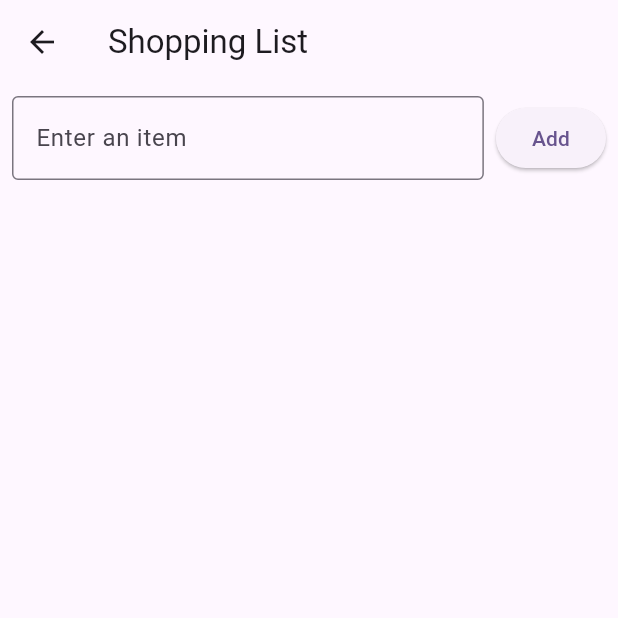
After one commit to hxshan/see_for_me, a Flutter app: the screen it shows after launch, after a tap on "Open Shopping List", on a phone screen of 412 x 824 dp, the top half of it. The commit adds this screen. Run offline on Flutter 3.47's test engine with Material 3 defaults, Android fonts, the light colour scheme and no system bars; our stand-ins replace flutter_tts, shared_preferences, speech_to_text.

Commit message:
Commit message ekak hitaganna ba

```diff
--- a/lib/screens/home_page.dart
+++ b/lib/screens/home_page.dart
@@ -3,6 +3,10 @@ import 'package:flutter/widgets.dart';
 import 'package:flutter_tts/flutter_tts.dart';
 import 'package:speech_to_text/speech_to_text.dart';
 import 'package:speech_to_text/speech_recognition_result.dart';
+
+
+import 'shoppingList.dart';
+import 'package:see_for_me/screens/shoppingListPage.dart';
 
 class HomePage extends StatefulWidget {
   const HomePage({super.key});
@@ -17,6 +21,9 @@ class _HomePageState extends State<HomePage> {
 
   bool _speechEnabled = false;
   String wordsSpoken = "";
+
+  final ShoppingList _shoppingList = ShoppingList();
+  bool _creatingNewList = false;
 
   @override
   void initState() {
@@ -46,10 +53,105 @@ class _HomePageState extends State<HomePage> {
     // } else {
     //   response = "${result.recognizedWords}";
     // }
+
     setState(() {
       //wordsSpoken = response;
       wordsSpoken = "${result.recognizedWords}";
     });
+
+    result = result.recognizedWords.toLowerCase();
+    if (result == 'create new list') {
+      _startNewList();
+    } else if (_creatingNewList) {
+      if (result == 'finish list') {
+        _finishNewList();
+      } else {
+        _addItemToList(result);
+      }
+    } else if (result == "read list"){
+      _readList();
+    } else if (result == 'read next item') {
+      _readNextItem();
+    } else if(result == "delete list") {
+      _deleteList();
+    }else {
+      speak("Command not found");
+    }
+
+
+
+
+  }
+
+  void _startNewList() {
+    print("Inside start new list");
+    speak("Starting a new list. Please say items to add. Say 'finish list' when done.");
+    setState(() {
+      _creatingNewList = true;
+      // _shoppingList.clearList();
+    });
+
+  }
+
+  void _addItemToList(String item) {
+    _shoppingList.addItem(item);
+    speak("Added $item to the list.");
+  }
+
+  void _finishNewList() {
+    speak("List creation finished. Your list has ${_shoppingList.items.length} items.");
+    setState(() {
+      _creatingNewList = false;
+    });
+  }
+
+  Future<void> _readList() async {
+     if (_shoppingList.items.isEmpty) {
+      await speak("Your shopping list is empty.");
+      return;
+    }
+
+    await speak("Here are all the items in your shopping list:");
+
+    for (int i = 0; i < _shoppingList.items.length; i++) {
+      String item = _shoppingList.items[i];
+      await speak("Item ${i + 1}: $item");
+
+      // Add a short pause between items for better comprehension
+      await Future.delayed(Duration(milliseconds: 1500));
+    }
+
+    await speak("That's all the items in your list.");
+  }
+
+  Future<void> _readNextItem() async {
+    String? nextItem = _shoppingList.getNextUnreadItem();
+    if (nextItem != null) {
+      print("Item =");
+      print(nextItem);
+      await speak("Next item: $nextItem.");
+      // Wait for user confirmation (you might want to add a button for this)
+      _shoppingList.markItemAsRead(nextItem);
+    } else {
+      await speak("You've found all items on your list!");
+      _shoppingList.resetReadItems();
+    }
+  }
+
+  Future<void> _deleteList() async {
+    if (_shoppingList.items.isEmpty) {
+      await speak("Your shopping list is already empty.");
+      return;
+    }
+
+    int itemCount = _shoppingList.items.length;
+    _shoppingList.clearList();
+
+    setState(() {
+      // This will trigger a rebuild of the UI if you're displaying the list
+    });
+
+    await speak("All $itemCount items have been deleted from your shopping list.");
   }
 
   void _onSpeechResult(result) {
@@ -94,6 +196,27 @@ class _HomePageState extends State<HomePage> {
                     : _startListening,
               ),
             ),
+
+            SizedBox(height: 20),
+            ElevatedButton(
+              onPressed: () {
+                Navigator.push(
+                  context,
+                  MaterialPageRoute(builder: (context) => ShoppingListPage()),
+                );
+              },
+              child: Text('Open Shopping List'),
+            ),
+            const SizedBox(height: 20),
+            Text(
+              _creatingNewList ? "Creating new list..." : "Not creating list",
+              style: TextStyle(fontSize: 18),
+            ),
+            const SizedBox(height: 40),
+            ElevatedButton(
+              onPressed: _readNextItem,
+              child: const Text("Read the item list")
+            )
           ],
         ),
       ),
--- /dev/null
+++ b/lib/screens/shoppingList.dart
@@ -0,0 +1,110 @@
+// import 'package:shared_preferences/shared_preferences.dart';
+// import 'dart:convert';
+
+// class ShoppingList {
+//   List<String> _items = [];
+
+//   ShoppingList() {
+//     _loadList();
+//   }
+
+//   List<String> get items => _items;
+
+//   void addItem(String item) {
+//     _items.add(item);
+//     _saveList();
+//   }
+
+//   void removeItem(String item) {
+//     _items.remove(item);
+//     _saveList();
+//   }
+
+//   String readList() {
+//     if (_items.isEmpty) {
+//       return 'Your shopping list is empty';
+//     } else {
+//       return 'Your shopping list: ${_items.join(', ')}';
+//     }
+//   }
+
+//   Future<void> _saveList() async {
+//     final prefs = await SharedPreferences.getInstance();
+//     final String encodedList = json.encode(_items);
+//     await prefs.setString('shopping_list', encodedList);
+//   }
+
+//   Future<void> loadList() async {  // Changed from _loadList to loadList
+//     final prefs = await SharedPreferences.getInstance();
+//     final String? encodedList = prefs.getString('shopping_list');
+//     if (encodedList != null) {
+//       _items = List<String>.from(json.decode(encodedList));
+//     }
+// }
+
+
+import 'package:shared_preferences/shared_preferences.dart';
+import 'dart:convert';
+
+class ShoppingList {
+  List<String> _items = [];
+  Set<String> _readItems = {};
+
+  List<String> get items => _items;
+
+  void addItem(String item) {
+    _items.add(item);
+    _saveList();
+  }
+
+  void removeItem(String item) {
+    _items.remove(item);
+    _readItems.remove(item);
+    _saveList();
+  }
+
+  String readList() {
+    if (_items.isEmpty) {
+      return 'Your shopping list is empty';
+    } else {
+      return 'Your shopping list contains: ${_items.join(', ')}';
+    }
+  }
+
+  String? getNextUnreadItem() {
+    for (var item in _items) {
+      if (!_readItems.contains(item)) {
+        return item;
+      }
+    }
+    return null;
+  }
+
+  void markItemAsRead(String item) {
+    _readItems.add(item);
+  }
+
+  void resetReadItems() {
+    _readItems.clear();
+  }
+
+  void clearList() {
+    items.clear();
+  }
+
+  Future<void> _saveList() async {
+    final prefs = await SharedPreferences.getInstance();
+    final String encodedList = json.encode(_items);
+    await prefs.setString('shopping_list', encodedList);
+  }
+
+  Future<void> loadList() async {  // Changed from _loadList to loadList
+    final prefs = await SharedPreferences.getInstance();
+    final String? encodedList = prefs.getString('shopping_list');
+    if (encodedList != null) {
+      _items = List<String>.from(json.decode(encodedList));
+    }
+  }
+
+
+}
--- /dev/null
+++ b/lib/screens/shoppingListPage.dart
@@ -0,0 +1,89 @@
+import 'package:flutter/material.dart';
+import 'shoppingList.dart';
+
+class ShoppingListPage extends StatefulWidget {
+  @override
+  _ShoppingListPageState createState() => _ShoppingListPageState();
+}
+
+class _ShoppingListPageState extends State<ShoppingListPage> {
+  final ShoppingList _shoppingList = ShoppingList();
+  final TextEditingController _textController = TextEditingController();
+
+  @override
+  void initState() {
+    super.initState();
+    _shoppingList.loadList().then((_) => setState(() {}));
+  }
+
+  void _addItem(String item) {
+    if (item.isNotEmpty) {
+      setState(() {
+        _shoppingList.addItem(item);
+      });
+      _textController.clear();
+    }
+  }
+
+  void _removeItem(String item) {
+    setState(() {
+      _shoppingList.removeItem(item);
+    });
+  }
+
+  @override
+  Widget build(BuildContext context) {
+    return Scaffold(
+      appBar: AppBar(
+        title: Text('Shopping List'),
+      ),
+      body: Column(
+        children: [
+          Padding(
+            padding: const EdgeInsets.all(8.0),
+            child: Row(
+              children: [
+                Expanded(
+                  child: TextField(
+                    controller: _textController,
+                    decoration: InputDecoration(
+                      hintText: 'Enter an item',
+                      border: OutlineInputBorder(),
+                    ),
+                    onSubmitted: _addItem,
+                  ),
+                ),
+                SizedBox(width: 8),
+                ElevatedButton(
+                  onPressed: () => _addItem(_textController.text),
+                  child: Text('Add'),
+                ),
+              ],
+            ),
+          ),
+          Expanded(
+            child: ListView.builder(
+              itemCount: _shoppingList.items.length,
+              itemBuilder: (context, index) {
+                final item = _shoppingList.items[index];
+                return ListTile(
+                  title: Text(item),
+                  trailing: IconButton(
+                    icon: Icon(Icons.delete),
+                    onPressed: () => _removeItem(item),
+                  ),
+                );
+              },
+            ),
+          ),
+        ],
+      ),
+    );
+  }
+
+  @override
+  void dispose() {
+    _textController.dispose();
+    super.dispose();
+  }
+}
--- a/pubspec.yaml
+++ b/pubspec.yaml
@@ -37,6 +37,7 @@ dependencies:
   cupertino_icons: ^1.0.6
   speech_to_text: ^7.0.0
   flutter_tts: ^4.0.2
+  shared_preferences: ^2.3.2
 
 dev_dependencies:
   flutter_test:
```
Also changed, not shown: lib/screens/delete.dart (deleted, +0 -184 lines), pubspec.lock, 1 other file.
